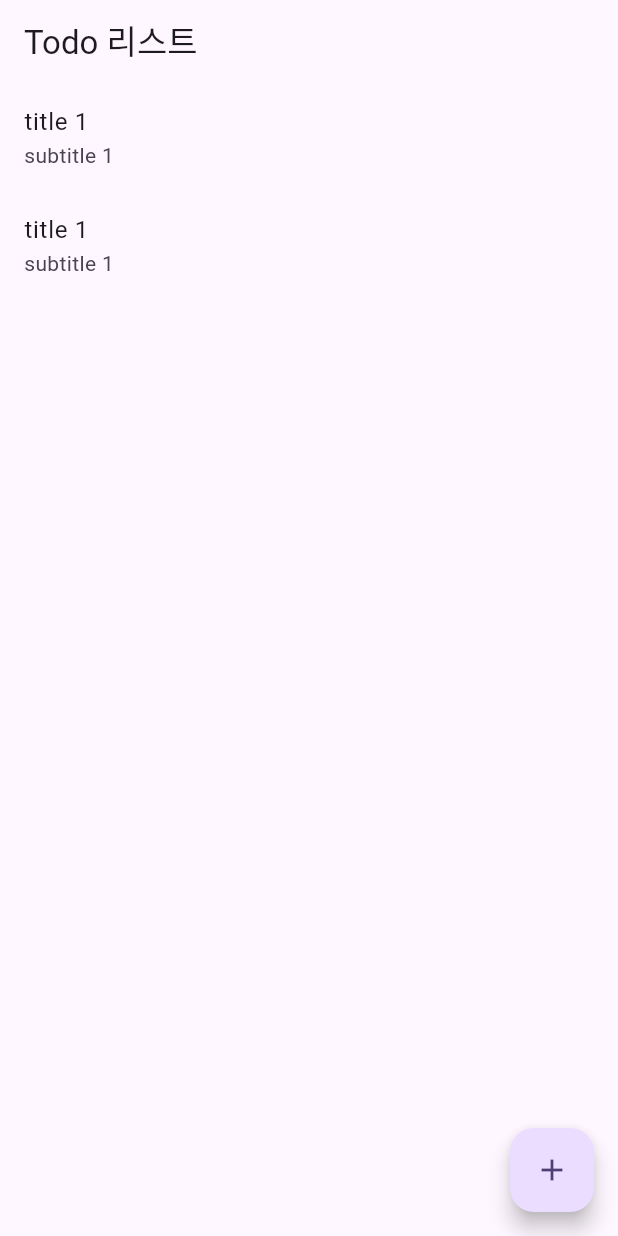
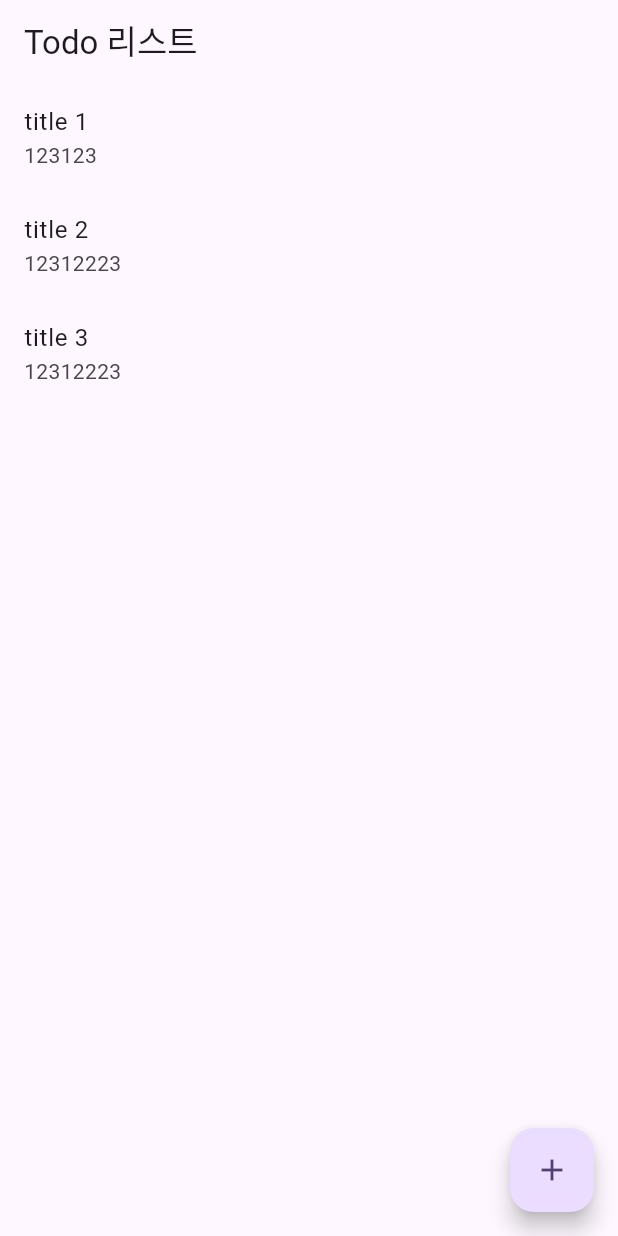
Before and after one commit to hugedreamhd/todolist, a Flutter app: the screen it shows after launch, on a phone screen of 412 x 824 dp. Run offline on Flutter 3.47's test engine with Material 3 defaults, Android fonts, the phone set to English and light mode, and no system bars.

Commit message:
todo.dart 파일안에 todo클래스를 만들고 final todos = []로 받은 값을 넘겨주고 다시 list_screen 파일에서 받아온 값을 변수로 담아 주려면 stateful 위젯으로 바꾼다. 또한 todos안에 들어온 값을 ListTile안에  map 함수를 써서 받은 Iterable 값을 tolist로 변환한다

```diff
--- a/lib/list_screen.dart
+++ b/lib/list_screen.dart
@@ -1,8 +1,31 @@
 import 'package:flutter/material.dart';
 import 'package:todolist/create_screen.dart';
+import 'package:todolist/todo.dart';
 
-class ListScreen extends StatelessWidget {
+class ListScreen extends StatefulWidget {
   const ListScreen({super.key});
+
+  @override
+  State<ListScreen> createState() => _ListScreenState();
+}
+
+class _ListScreenState extends State<ListScreen> {
+  //변수나 상수를 작성하면, stateless위젯은 사용할 수 없게 된다
+  //스테이트풀 위젯으로 바꾼당
+  final todos = [
+    Todo(
+      title: 'title 1',
+      dateTime: 123123,
+    ),
+    Todo(
+      title: 'title 2',
+      dateTime: 12312223,
+    ),
+    Todo(
+      title: 'title 3',
+      dateTime: 12312223,
+    ),
+  ];
 
   @override
   Widget build(BuildContext context) {
@@ -10,27 +33,21 @@ class ListScreen extends StatelessWidget {
       appBar: AppBar(
         title: const Text('Todo 리스트'),
       ),
-      body: ListView(
-        children: const [
-          ListTile(
-            title: Text('title 1'),
-            subtitle: Text('subtitle 1'),
-          ),
-          ListTile(
-            title: Text('title 1'),
-            subtitle: Text('subtitle 1'),
-          ),
-        ],
-
+      body: ListView(//List있는 값을 변환해서 표현할때는 map 함수를 쓰면 된다
+        children: todos
+            .map((todo) => ListTile(
+          title: Text(todo.title),
+          subtitle: Text('${todo.dateTime}'),//int라 String으로 바꾸려고
+        )).toList(),//Iterable로 반환되서 List형태로 바꿔줘야한다
       ),
       floatingActionButton: FloatingActionButton(
         onPressed: () {
-          Navigator.push(context, MaterialPageRoute(builder: (context) =>
-           const CreateScreen()),
+          Navigator.push(
+            context,
+            MaterialPageRoute(builder: (context) => const CreateScreen()),
           );
         },
         child: const Icon(Icons.add),
-
       ),
     );
   }
--- /dev/null
+++ b/lib/todo.dart
@@ -0,0 +1,15 @@
+class Todo {
+  // 클래스 만들 때는 내가 표현하고자 하는 객체를 보고 그 속성을 도출해내면 된다
+  //이 안에는 필드라 부른다
+  String title;
+  int dateTime; // int 값으로 저장하고 변환해서 표시해보자
+
+  Todo({
+    required this.title,
+    required this.dateTime,
+  }); //필수 생성자(named parameter)
+}
+
+//TOdo('내용', 123123)
+//좀 더 플러터 스럽게는
+//Todo(title: '내용', dateTime 1233);
```
